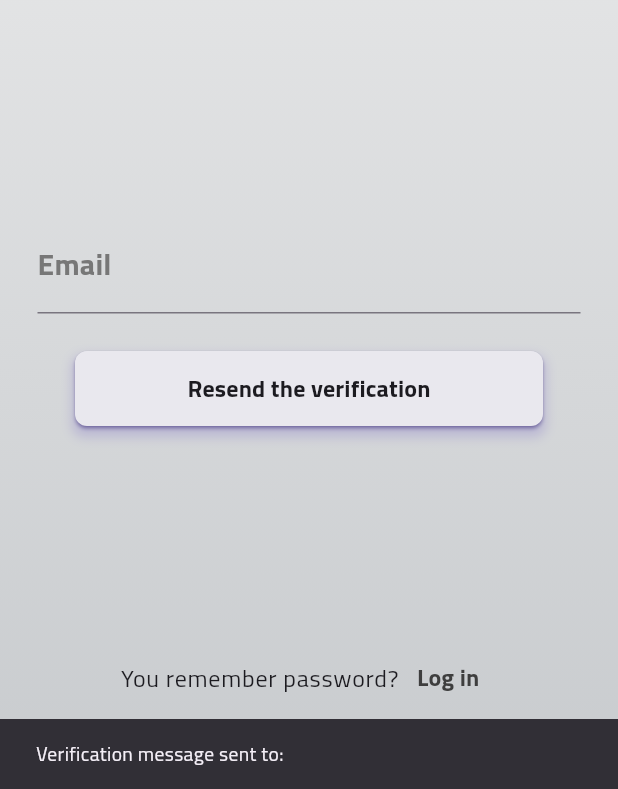
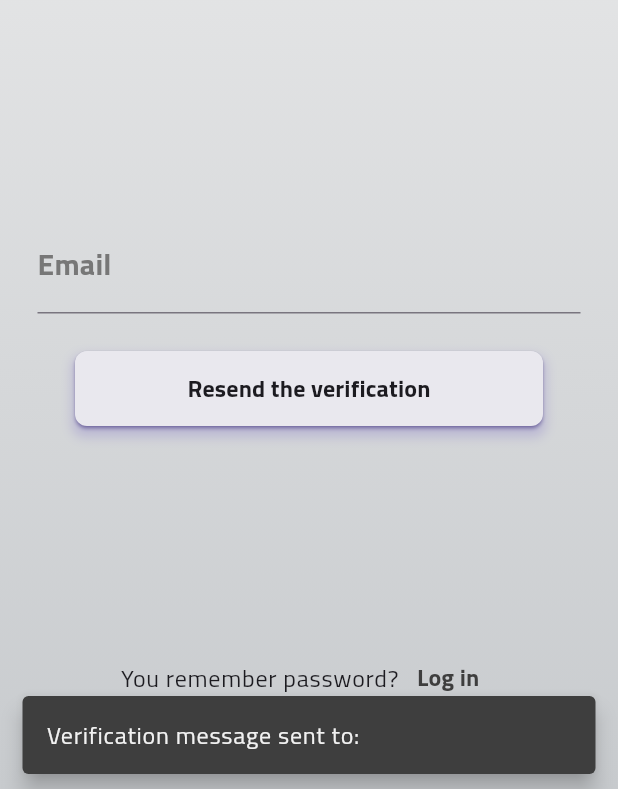
Before and after one commit to KamilMicota42/Fantastic-Assistant, a Flutter app: the ResendTheVerificationScreen screen opened by its route, after a tap on "Resend the verification", on a phone screen of 412 x 824 dp, the part 447-1236 px from its top. Run offline on Flutter 3.47's test engine with Material 2 defaults, Android fonts, the phone set to English and light mode, and no system bars; our stand-ins replace auto_route, carousel_slider, cloud_firestore, equatable, firebase_auth, firebase_core and 7 more; accounts and stored records are empty; network calls fail.

Commit message:
[FA-24] - Stylowanie snack bar'u

```diff
--- a/lib/utils/methods/show_snack_bar.dart
+++ b/lib/utils/methods/show_snack_bar.dart
@@ -1,9 +1,19 @@
+import 'package:fantastic_assistant/utils/const/app_colors.dart';
+import 'package:fantastic_assistant/utils/global_var/default_text_theme.dart';
 import 'package:flutter/material.dart';
 
 void showSnackBar(BuildContext context, String text) {
   ScaffoldMessenger.of(context).showSnackBar(
     SnackBar(
-      content: Text(text),
+      content: Text(
+        text,
+        style: DefaultTextTheme.titilliumWebRegular16(context)!.copyWith(
+          color: AppColors.white,
+        ),
+      ),
+      backgroundColor: AppColors.darkerGrey,
+      behavior: SnackBarBehavior.floating,
+      elevation: 6,
     ),
   );
 }
```
